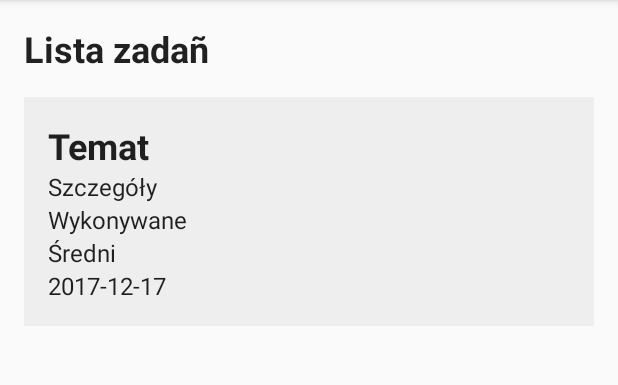
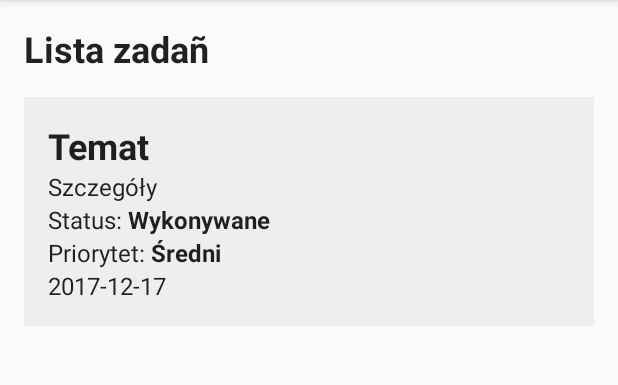
Before and after one commit to uninetix/AndroidFirstApp, an Android app: the screen it shows after launch (MainActivity), on a phone screen of 412 x 824 dp, the part 84-469 px from its top. Run offline under Robolectric (Android 15) with nearby library versions, the phone set to English and light mode, and no system bars; our stand-ins replace Room's generated code.

Commit message:
Poprawa wyświetlania

```diff
--- a/app/src/main/java/pl/ciszemar/androidfirstapp/ui/TaskViewHolder.java
+++ b/app/src/main/java/pl/ciszemar/androidfirstapp/ui/TaskViewHolder.java
@@ -1,14 +1,11 @@
 package pl.ciszemar.androidfirstapp.ui;
 
 import android.content.Context;
-import android.content.res.Resources;
 import android.support.v7.widget.RecyclerView;
+import android.text.Html;
 import android.view.View;
-import android.widget.ArrayAdapter;
 import android.widget.TextView;
 
-import pl.ciszemar.androidfirstapp.App;
-import pl.ciszemar.androidfirstapp.MainActivity;
 import pl.ciszemar.androidfirstapp.R;
 import pl.ciszemar.androidfirstapp.entity.Task;
 
@@ -27,7 +24,6 @@ class TaskViewHolder extends RecyclerView.ViewHolder {
     private TextView remaindDate;
 
     private Context context;
-    private ArrayAdapter statusAdapter;
 
     public TaskViewHolder(View itemTask, Context context) {
         super(itemTask);
@@ -45,8 +41,8 @@ class TaskViewHolder extends RecyclerView.ViewHolder {
         String[] priorityList = context.getResources().getStringArray(R.array.priority);
         theme.setText(task.getTheme());
         details.setText(task.getDetails());
-        priorityId.setText(priorityList[task.getPriorityId()]);
-        statusId.setText(statusList[task.getStatusId()]);
+        priorityId.setText(Html.fromHtml("Priorytet: <strong>" + priorityList[task.getPriorityId()] + "</strong>"));
+        statusId.setText(Html.fromHtml("Status: <strong>" + statusList[task.getStatusId()] + "</strong>"));
         remaindDate.setText(task.getRemaindDate());
     }
 
```
